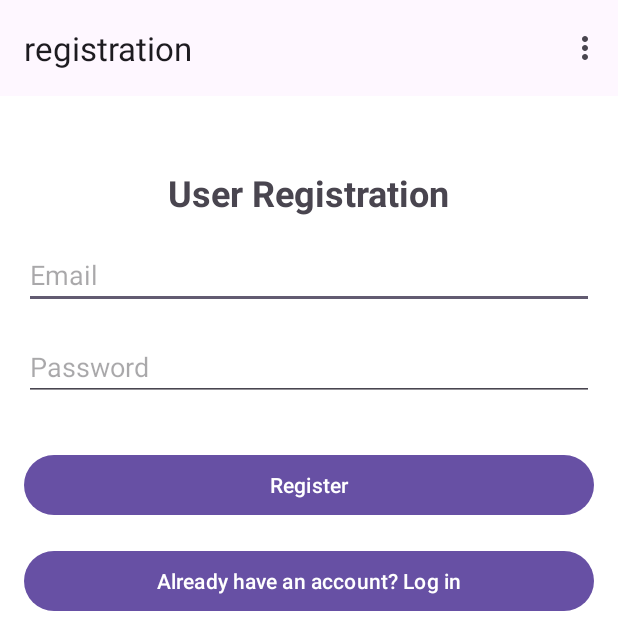
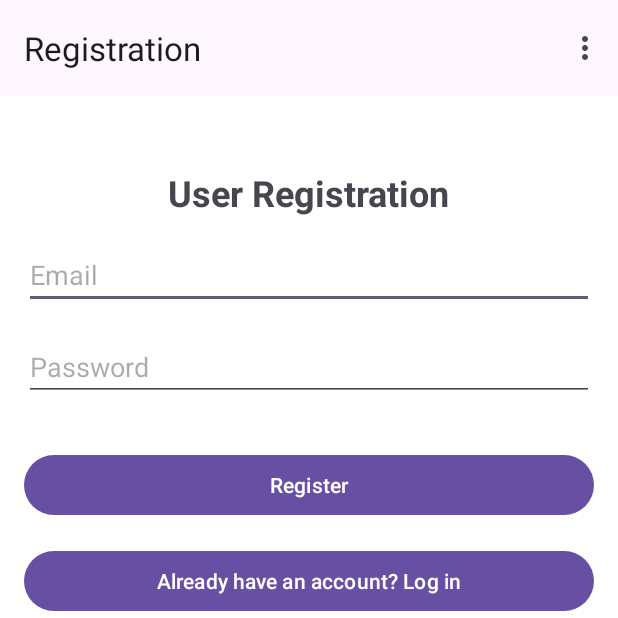
Before and after one commit to MykolaMuts/Kindness, an Android app: the screen it shows after launch (MainActivity), on a phone screen of 412 x 824 dp, the top half of it. Run offline under Robolectric (Android 15) with nearby library versions, the phone set to English and light mode, and no system bars; our stand-ins replace Firebase (no records; nobody signed in at launch, a user with empty details on screens opened directly), navigation-ui.

Commit message:
Minor fix

```diff
--- a/app/src/main/res/navigation/nav_graph.xml
+++ b/app/src/main/res/navigation/nav_graph.xml
@@ -41,7 +41,7 @@
     <fragment
         android:id="@+id/loginFragment"
         android:name="com.project.LoginFragment"
-        android:label="login"
+        android:label="Login"
         tools:layout="@layout/login" >
         <action
             android:id="@+id/action_loginFragment_to_registrationFragment"
@@ -53,7 +53,7 @@
     <fragment
         android:id="@+id/registrationFragment"
         android:name="com.project.RegistrationFragment"
-        android:label="registration"
+        android:label="Registration"
         tools:layout="@layout/registration" >
         <action
             android:id="@+id/action_registrationFragment_to_loginFragment"
@@ -62,6 +62,6 @@
     <fragment
         android:id="@+id/eventDetailsFragment"
         android:name="com.project.EventDetailsFragment"
-        android:label="event_details"
+        android:label="Details"
         tools:layout="@layout/event_details" />
 </navigation>
```
